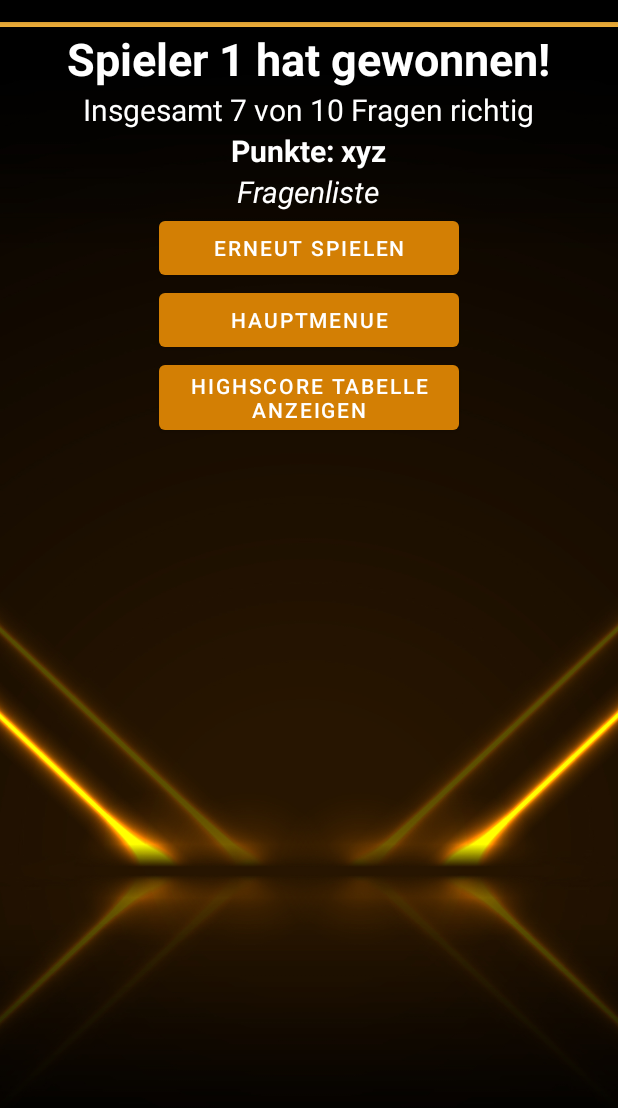
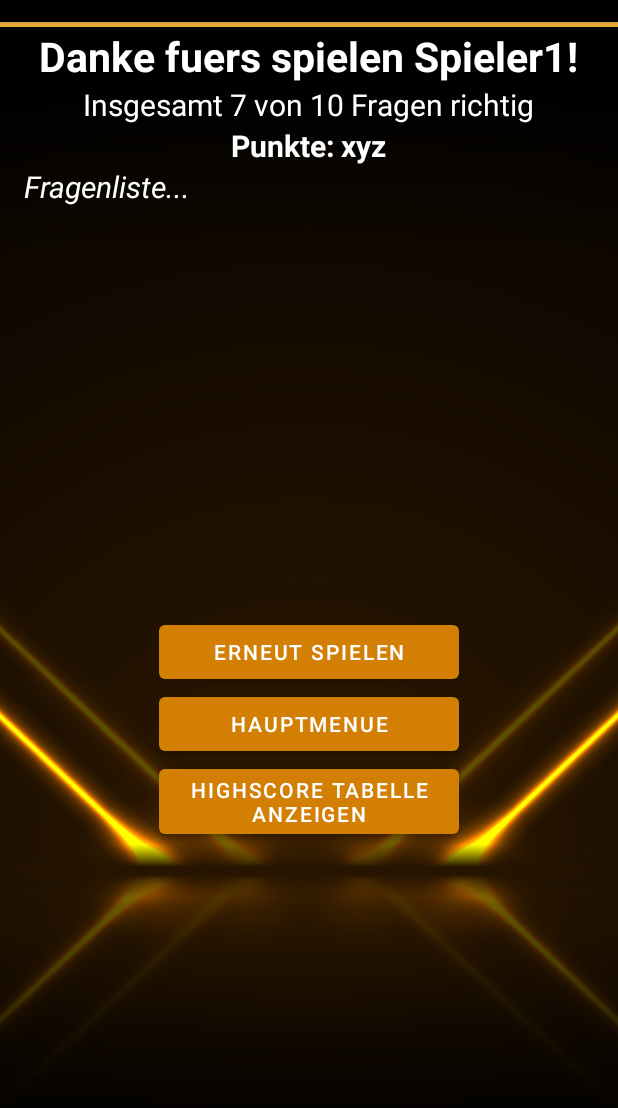
Before and after one commit to DavoudTavakol/TiM-Quizduell, an Android app: the layout end_screen.xml on its own in the app's theme, with its tools: preview values and no code run, on a phone screen of 412 x 824 dp, the part 62-1170 px from its top. Run offline under Robolectric (Android 15) with nearby library versions, the phone set to English and light mode, and no system bars.

Commit message:
question list scrollable + edit comments

```diff
--- a/quiz-frontend/app/src/main/AndroidManifest.xml
+++ b/quiz-frontend/app/src/main/AndroidManifest.xml
@@ -14,7 +14,7 @@
 
 
         <activity
-            android:name=".HighscoreActivity"
+            android:name=".LastActivity"
             android:exported="true">
             <intent-filter>
                 <action android:name="android.intent.action.MAIN" />
@@ -22,8 +22,8 @@
                 <category android:name="android.intent.category.LAUNCHER" />
             </intent-filter>
         </activity>
-        <activity android:name=".LastActivity"/>
         <activity android:name=".MainActivity"/>
+        <activity android:name=".HighscoreActivity"/>
         <activity android:name=".QuestionActivity" />
         <activity android:name=".CategoriesActivity"/>
     </application>
--- a/quiz-frontend/app/src/main/java/de/mmapp/quiz_frontend/HighscoreActivity.kt
+++ b/quiz-frontend/app/src/main/java/de/mmapp/quiz_frontend/HighscoreActivity.kt
@@ -29,6 +29,7 @@ class HighscoreActivity : AppCompatActivity() {
         }
         // display in screen
         table.setText(text)
+        // TODO layout
 
         // "Hauptmenue" button on screen
         val btnMenu = findViewById<Button>(R.id.menu)
--- a/quiz-frontend/app/src/main/java/de/mmapp/quiz_frontend/LastActivity.kt
+++ b/quiz-frontend/app/src/main/java/de/mmapp/quiz_frontend/LastActivity.kt
@@ -4,6 +4,7 @@ package de.mmapp.quiz_frontend
 
 import android.content.Intent
 import android.os.Bundle
+import android.text.method.ScrollingMovementMethod
 import android.widget.Button
 import android.widget.TextView
 import android.widget.Toast
@@ -43,6 +44,11 @@ class LastActivity : AppCompatActivity() {
         // display question list
         // val answeredQ = intent.putExtra(w)
         val list = findViewById<TextView>(R.id.qList)
+        // make TextView scrollable
+        list.movementMethod = ScrollingMovementMethod()
+        // example text for testing of scrollbar
+        list.setText("Lorem ipsum dolor sit amet, consectetur adipiscing elit, sed do eiusmod tempor incididunt ut labore et dolore magna aliqua. Ut enim ad minim veniam, quis nostrud exercitation ullamco laboris nisi ut aliquip ex ea commodo consequat. Duis aute irure dolor in reprehenderit in voluptate velit esse cillum dolore eu fugiat nulla pariatur. Excepteur sint occaecat cupidatat non proident, sunt in culpa qui officia deserunt mollit anim id est laborum." +
+                "Lorem ipsum dolor sit amet, consectetur adipiscing elit, sed do eiusmod tempor incididunt ut labore et dolore magna aliqua. Ut enim ad minim veniam, quis nostrud exercitation ullamco laboris nisi ut aliquip ex ea commodo consequat. Duis aute irure dolor in reprehenderit in voluptate velit esse cillum dolore eu fugiat nulla pariatur. Excepteur sint occaecat cupidatat non proident, sunt in culpa qui officia deserunt mollit anim id est laborum.")
         // list.setText(answeredQ.toString())
         // TODO show REAL full list of answered questions
 
--- a/quiz-frontend/app/src/main/res/layout/end_screen.xml
+++ b/quiz-frontend/app/src/main/res/layout/end_screen.xml
@@ -47,10 +47,10 @@
             android:layout_width="wrap_content"
             android:layout_height="wrap_content"
             android:layout_gravity="center"
-            android:text="Spieler 1 hat gewonnen!"
+            android:text="Danke fuers spielen Spieler1!"
             android:textColor="@color/white"
             android:textStyle="bold"
-            android:textSize="30dp"
+            android:textSize="27dp"
             app:layout_constraintBottom_toBottomOf="parent"
             app:layout_constraintLeft_toLeftOf="parent"
             app:layout_constraintRight_toRightOf="parent"
@@ -85,13 +85,16 @@
 
         <TextView
             android:id="@+id/qList"
-            android:layout_width="wrap_content"
-            android:layout_height="wrap_content"
+            android:layout_width="match_parent"
+            android:layout_height="300dp"
             android:layout_gravity="center"
-            android:text="Fragenliste"
+            android:text="Fragenliste..."
             android:textStyle="italic"
             android:textColor="@color/white"
             android:textSize="20dp"
+            android:scrollbarStyle="insideInset"
+            android:scrollbars="vertical"
+            android:scrollbarSize="10dp"
             app:layout_constraintBottom_toBottomOf="parent"
             app:layout_constraintLeft_toLeftOf="parent"
             app:layout_constraintRight_toRightOf="parent"
```
